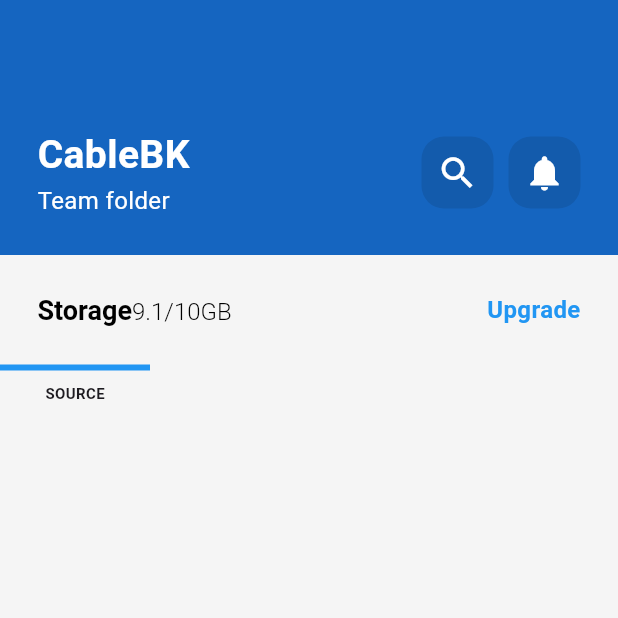
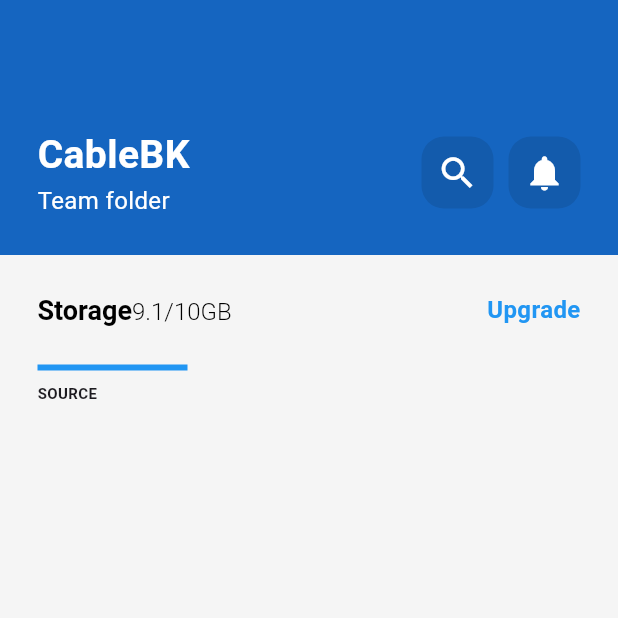
Before and after one commit to CableBK/uidesign, a Flutter app: the screen it shows after launch, on a phone screen of 412 x 824 dp, the top half of it. Run offline on Flutter 3.47's test engine with Material 3 defaults, Android fonts, the phone set to English and light mode, and no system bars.

Commit message:
Update team_folder.dart

```diff
--- a/uidesign/lib/pages/team_folder.dart
+++ b/uidesign/lib/pages/team_folder.dart
@@ -119,9 +119,12 @@ class _TeamFolderPageState extends State<TeamFolderPage> {
             const SizedBox(
               height: 25,
             ),
-            Row(
+            Padding(
+              padding: const EdgeInsets.symmetric(horizontal: 25),
+              child: Row(
                 children: [
                   Column(
+                    crossAxisAlignment: CrossAxisAlignment.start,
                     children: [
                       Container(
                         width: 100,
@@ -133,12 +136,13 @@ class _TeamFolderPageState extends State<TeamFolderPage> {
                       ),
                       const Text(
                         'SOURCE',
-                      style:
-                          TextStyle(fontSize: 10, fontWeight: FontWeight.bold),
+                        style: TextStyle(
+                            fontSize: 10, fontWeight: FontWeight.bold),
                       ),
                     ],
                   )
                 ],
+              ),
             )
           ],
         ));
```
Lines whose indentation alone changed are shown as unchanged.
